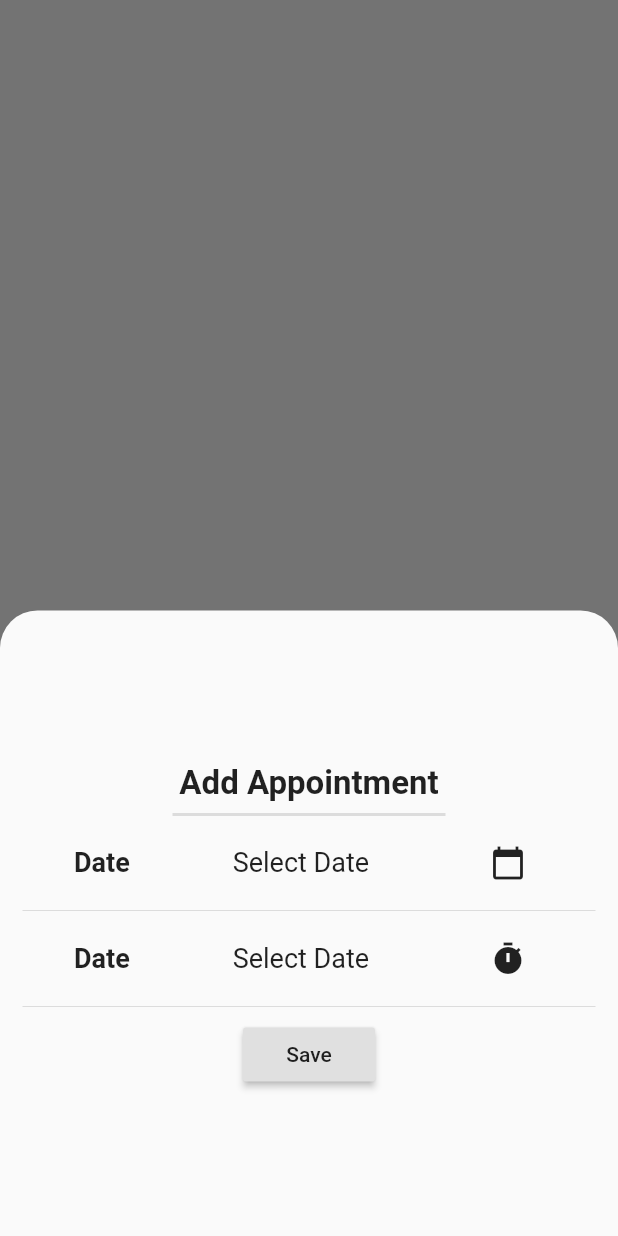
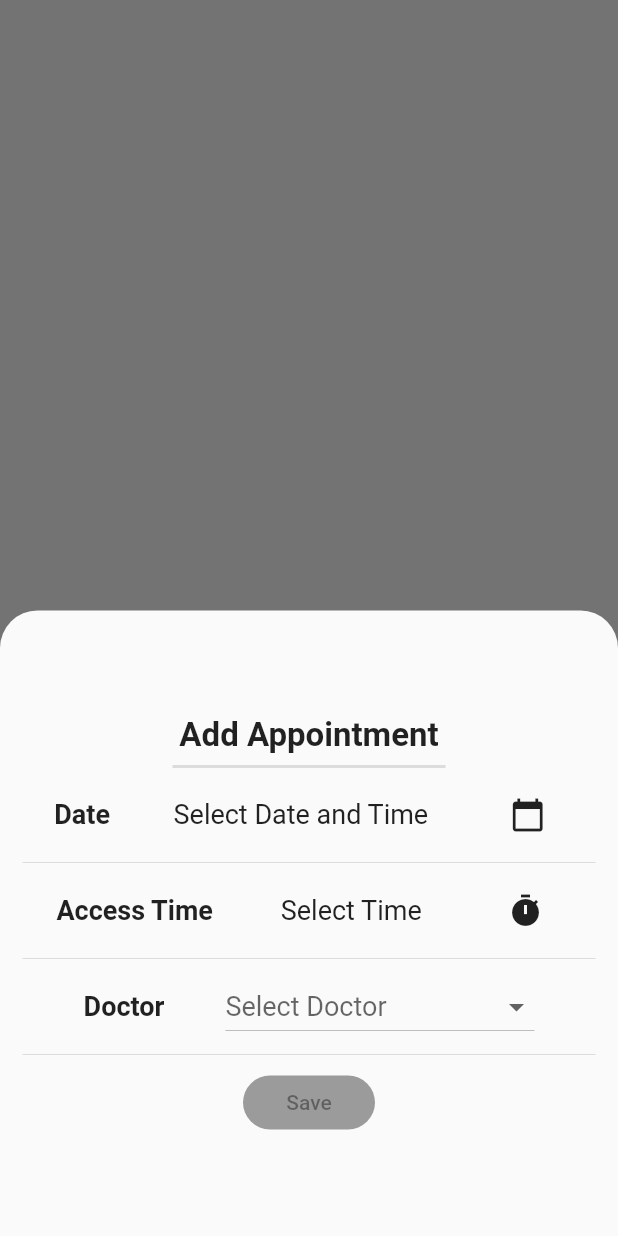
Before and after one commit to maharshimaniar/FinalYearProject_PatientApp, a Flutter app: the FileScreen screen opened directly, after a tap on the "add" icon, on a phone screen of 412 x 824 dp. Run offline on Flutter 3.47's test engine with Material 2 defaults, Android fonts, the phone set to English and light mode, and no system bars; our stand-ins replace curved_navigation_bar, flutter_speed_dial, font_awesome_flutter; missing offline and left inert: dart:ffi, flutter_point_tab_bar, rounded_flutter_datetime_picker; project files that could hold a hidden picture were left out.

Commit message:
Commit-3

```diff
--- a/lib/Providers/doctorProvider.dart
+++ b/lib/Providers/doctorProvider.dart
@@ -39,4 +39,6 @@ class DoctorProvider with ChangeNotifier {
   List<Doctor> get doctorList {
     return [..._doctorList];
   }
+
+
 }
--- a/lib/Screens/baseScreen.dart
+++ b/lib/Screens/baseScreen.dart
@@ -51,8 +51,8 @@ class _HomePageState extends State<BasePage> {
         actions: [
           IconButton(
               icon: Icon(Icons.add),
-              onPressed: () {
-                showModalBottomSheet(
+              onPressed: () async {
+                await showModalBottomSheet(
                     isScrollControlled: true,
                     shape: RoundedRectangleBorder(
                       borderRadius:
--- a/lib/Screens/filesScreen.dart
+++ b/lib/Screens/filesScreen.dart
@@ -1,5 +1,6 @@
+import 'package:flutter/material.dart';
+
 import '../Widgets/modalBottomSheet.dart';
-import 'package:flutter/material.dart';
 
 class FileScreen extends StatefulWidget {
   @override
--- a/lib/Screens/loginPage.dart
+++ b/lib/Screens/loginPage.dart
@@ -3,7 +3,8 @@ import 'package:flutter/services.dart';
 
 import 'package:font_awesome_flutter/font_awesome_flutter.dart';
 
-import 'baseScreen.dart';
+import './baseScreen.dart';
+
 import '../style/theme.dart' as Theme;
 import '../utils/bubble_indication_painter.dart';
 
--- a/lib/Widgets/doctorListTile.dart
+++ b/lib/Widgets/doctorListTile.dart
@@ -38,6 +38,7 @@ class DoctorListTile extends StatelessWidget {
         Scaffold.of(context).hideCurrentSnackBar();
         Scaffold.of(context).showSnackBar(SnackBar(
           content: Text("$name pressed."),
+          duration: Duration(seconds: 2),
         ));
       },
       trailing: IconButton(
--- a/lib/Widgets/modalBottomSheet.dart
+++ b/lib/Widgets/modalBottomSheet.dart
@@ -1,5 +1,11 @@
+import 'package:FinalProject/Providers/appointmentProvider.dart';
 import 'package:flutter/material.dart';
+
+import 'package:provider/provider.dart';
 import 'package:rounded_flutter_datetime_picker/rounded_flutter_datetime_picker.dart';
+
+import '../Classes/doctor.dart';
+import '../Providers/doctorProvider.dart';
 
 class ModalBottomSheetWidget extends StatefulWidget {
   @override
@@ -11,8 +17,21 @@ class _BottomSheetWidgetState extends State<ModalBottomSheetWidget> {
   DateTime _selectedDate = null;
   bool _isDateSet = false;
   DateTime _selectedTime = null;
+  Doctor _selectedDoctor;
+  bool _isDoctorSet = false;
+
+  bool _buttonEnabler() {
+    if (_isTimeSet && _isDateSet && _isDoctorSet) {
+      return true;
+    }
+    return false;
+  }
+
   @override
   Widget build(BuildContext context) {
+    List<Doctor> _doctorDropDownList =
+        Provider.of<DoctorProvider>(context, listen: false).doctorList;
+
     return Container(
       padding:
           EdgeInsets.only(bottom: MediaQuery.of(context).viewInsets.bottom),
@@ -47,13 +66,13 @@ class _BottomSheetWidgetState extends State<ModalBottomSheetWidget> {
                           ),
                           Text(
                               _isDateSet
-                                  ? '${_selectedDate.day.toString()}-${_selectedDate.month.toString()}-${_selectedDate.year.toString()}'
-                                  : "Select Date",
+                                  ? '${_selectedDate.day.toString()}/${_selectedDate.month.toString()}/${_selectedDate.year.toString()}  ${_selectedDate.toIso8601String().substring(11, 16)}'
+                                  : "Select Date and Time",
                               style: TextStyle(fontSize: 18)),
                           IconButton(
                             icon: Icon(Icons.calendar_today),
                             onPressed: () {
-                              DatePicker.showDatePicker(context,
+                              DatePicker.showDateTimePicker(context,
                                   showTitleActions: true,
                                   minTime: DateTime.now(),
                                   maxTime: DateTime(2020, 12, 31),
@@ -73,12 +92,14 @@ class _BottomSheetWidgetState extends State<ModalBottomSheetWidget> {
                                   ), onConfirm: (date) {
                                 setState(() {
                                   if (!_isDateSet) {
-                                    _isDateSet = !_isTimeSet;
+                                    _isDateSet = !_isDateSet;
                                   }
                                   _selectedDate = date;
                                 });
                               },
-                                  currentTime: DateTime.now(),
+                                  currentTime: _isDateSet
+                                      ? _selectedDate
+                                      : DateTime.now(),
                                   locale: LocaleType.en);
                             },
                           ),
@@ -89,14 +110,14 @@ class _BottomSheetWidgetState extends State<ModalBottomSheetWidget> {
                         mainAxisAlignment: MainAxisAlignment.spaceAround,
                         children: [
                           Text(
-                            "Date",
+                            "Access Time",
                             style: TextStyle(
                                 fontSize: 18, fontWeight: FontWeight.w600),
                           ),
                           Text(
                               _isTimeSet
-                                  ? '${_selectedTime.hour.toString()} : ${_selectedTime.minute.toString()}'
-                                  : "Select Date",
+                                  ? '${_selectedTime.toIso8601String().substring(11, 16)}'
+                                  : "Select Time",
                               style: TextStyle(fontSize: 18)),
                           IconButton(
                             icon: Icon(Icons.timer),
@@ -124,7 +145,9 @@ class _BottomSheetWidgetState extends State<ModalBottomSheetWidget> {
                                   _selectedTime = time;
                                 });
                               },
-                                  currentTime: DateTime.now(),
+                                  currentTime: _isTimeSet
+                                      ? _selectedTime
+                                      : DateTime.now(),
                                   locale: LocaleType.en);
                             },
                           ),
@@ -133,11 +156,64 @@ class _BottomSheetWidgetState extends State<ModalBottomSheetWidget> {
                     ],
                   ),
                   Divider(),
+                  Row(
+                    mainAxisAlignment: MainAxisAlignment.spaceEvenly,
+                    children: [
+                      Text(
+                        "Doctor",
+                        style: TextStyle(
+                            fontSize: 18, fontWeight: FontWeight.w600),
+                      ),
+                      Container(
+                        width: MediaQuery.of(context).size.width * 0.5,
+                        child: DropdownButton(
+                          isExpanded: true,
+                          style: TextStyle(
+                              fontSize: 18,
+                              textBaseline: TextBaseline.alphabetic),
+                          hint: Text("Select Doctor"),
+                          value: _selectedDoctor,
+                          onChanged: (Doctor value) {
+                            setState(() {
+                              _selectedDoctor = value;
+                              _isDoctorSet = true;
+                            });
+                          },
+                          items: _doctorDropDownList.map((Doctor doctor) {
+                            return DropdownMenuItem<Doctor>(
+                              value: doctor,
+                              child: Row(
+                                children: <Widget>[
+                                  SizedBox(
+                                    width: 10,
+                                  ),
+                                  Text(
+                                    doctor.name,
+                                    style: TextStyle(color: Colors.black),
+                                  ),
+                                ],
+                              ),
+                            );
+                          }).toList(),
+                        ),
+                      )
+                    ],
+                  ),
+                  Divider(),
                   RaisedButton(
-                    onPressed: () {
-                      print(_selectedDate);
-                      print(_selectedTime);
-                    },
+                    elevation: 5,
+                    shape: RoundedRectangleBorder(
+                      borderRadius: BorderRadius.circular(18.0),
+                    ),
+                    onPressed: _buttonEnabler()
+                        ? () {
+                            Provider.of<AppointmentProvider>(context,
+                                    listen: false)
+                                .addAppointment(_selectedDoctor.name,
+                                    _selectedDate, _selectedDoctor.id);
+                            Navigator.of(context).pop();
+                          }
+                        : null,
                     child: Text("Save"),
                   )
                 ],
--- a/pubspec.yaml
+++ b/pubspec.yaml
@@ -28,6 +28,8 @@ dependencies:
   url_launcher: ^5.7.2
   get_it: ^5.0.1
   rounded_flutter_datetime_picker: ^1.3.11
+  flutter_speed_dial: ^1.2.5
+  flutter_point_tab_bar: ^0.1.0
 
 
 
```
Also changed, not shown: lib/Providers/appointmentProvider.dart (+9 -0 lines), lib/Screens/doctorScreen.dart (+22 -0 lines), lib/Screens/reminderScreen.dart (+46 -16 lines), pubspec.lock.
